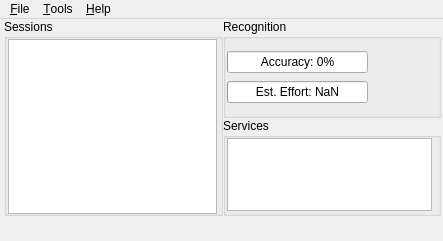
Above: res/ui/main-window.ui from smartboyhw/speechcontrol before the change. Below: the same form after it.
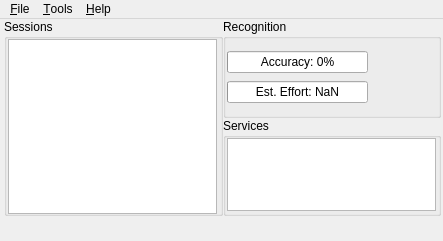
That is the form after the change. Icons and pictures are not drawn.

Commit message: Updated the main window's UI code.

```diff
--- a/res/ui/main-window.ui
+++ b/res/ui/main-window.ui
@@ -125,7 +125,7 @@
          <rect>
           <x>4</x>
           <y>20</y>
-          <width>205</width>
+          <width>209</width>
           <height>73</height>
          </rect>
         </property>
```
Left out of the diff: 10 changed lines with no effect on the pictures.
